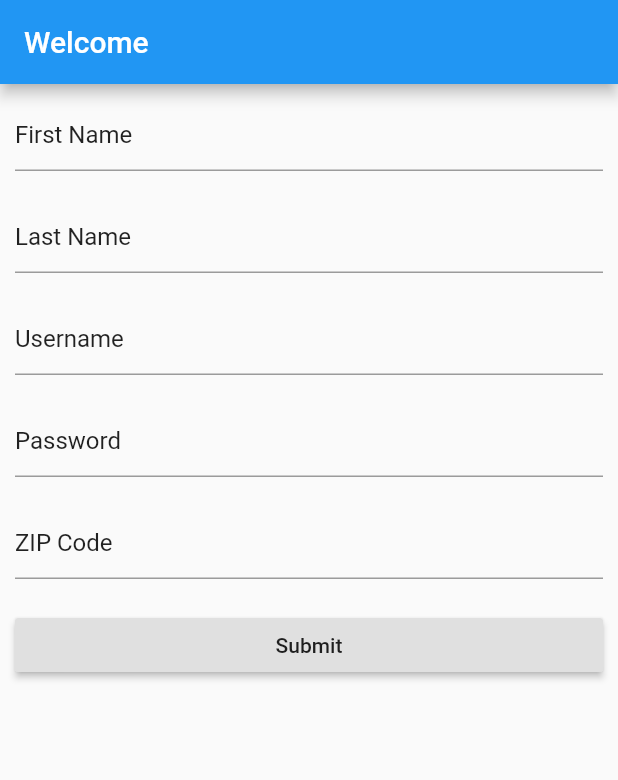
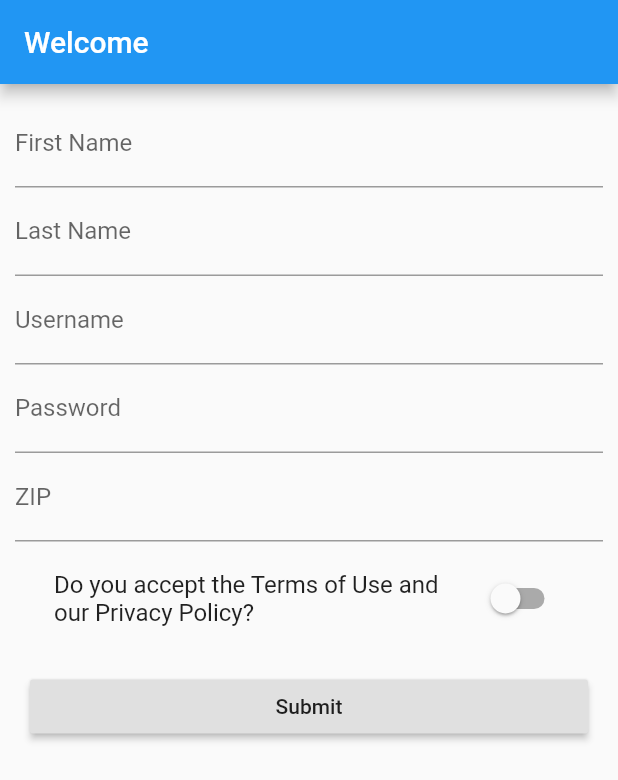
Before and after one commit to selassie-eye/momo-med, a Flutter app: the screen it shows after launch, on a phone screen of 412 x 824 dp. Shown: the top 780 px of the screen. Run offline on Flutter 3.47's test engine with Material 2 defaults, Android fonts, the phone set to English and light mode, and no system bars.

Commit message:
Updated auth page to StatefulWidget

```diff
--- a/lib/main.dart
+++ b/lib/main.dart
@@ -22,6 +22,7 @@ class MyApp extends StatelessWidget {
         if (pathElements[0] != '') return null;
         if (pathElements[1] == 'services') return MaterialPageRoute(builder: (BuildContext context) => Results(pathElements[2]));
       },
+      onUnknownRoute: (RouteSettings settings) { return MaterialPageRoute(builder: (BuildContext context) => MainMenu()); }
     );
   }
 }
--- a/lib/pages/auth.dart
+++ b/lib/pages/auth.dart
@@ -4,23 +4,63 @@ import '../widgets/title.dart';
 import './main-menu.dart';
 import '../search.dart';
 
-class AuthPage extends StatelessWidget {
+class AuthPage extends StatefulWidget {
 
-  Container _inputField(String init) {
-    return Container(margin: EdgeInsets.all(10.0),
-      child: TextFormField(
-        initialValue: init,
-      )
+  @override
+  State<StatefulWidget> createState() { return _AuthPageState(); }
+
+}
+
+class _AuthPageState extends State<AuthPage> {
+  Map<String, dynamic> _userInput;
+
+  @override
+  void initState() {
+    super.initState();
+    _createInputMap();
+  }
+
+  void _createInputMap() {
+    // List of User Input Fields
+    _userInput = {
+      'First Name': '',
+      'Last Name': '',
+      'Username': '',
+      'Password': '',
+      'ZIP': 0,
+      'Privacy': false
+    };
+  }
+
+  void _updateInput(String key, dynamic value) {
+    if (_userInput.containsKey(key)) _userInput[key] = value;
+  }
+
+  TextField _inputField(String key, [bool isNumber = false]) {
+    return TextField(
+      keyboardType: isNumber ? TextInputType.number : TextInputType.text,
+      decoration: InputDecoration(labelText: key),
+      onChanged: (String value) { setState(() {
+        isNumber ? _updateInput(key, int.parse(value)) : _updateInput(key, value);
+      }); }
     );
   }
 
   Container _inputButton(String text, BuildContext context) {
-    return Container(margin: EdgeInsets.all(10.0),
-      child: RaisedButton(
+    return Container(margin: EdgeInsets.all(10.0), child: RaisedButton(
         child: Text(text),
         onPressed: () => Navigator.pushReplacementNamed(context, '/main-menu')
-      ),
-    );
+    ),);
+  }
+
+  Container _privacySwitch(String key) {
+    return Container(margin: EdgeInsets.all(10.0), child: SwitchListTile(
+      value: _userInput[key],
+       title: Text('Do you accept the Terms of Use and our Privacy Policy?'),
+      onChanged: (bool value) { setState(() {
+        _updateInput(key, value);
+      }); }
+    ));
   }
 
   @override
@@ -28,18 +68,19 @@ class AuthPage extends StatelessWidget {
     // TODO: implement build
     return Scaffold(
       appBar: TitleBar('Welcome').build(context),
-        body: Column(
+      body: Container(margin: EdgeInsets.all(10.0), child: Column(
         children: <Widget>[
           Expanded(child: ListView(children: <Widget>[
             _inputField('First Name'),
             _inputField('Last Name'),
             _inputField('Username'),
             _inputField('Password'),
-              _inputField('ZIP Code'),
+            _inputField('ZIP', true),
+            _privacySwitch('Privacy'),
             _inputButton('Submit', context),
           ],),),
         ],
-        )
+      ),)
     );
   }
 }
```
Lines whose indentation alone changed are shown as unchanged.
